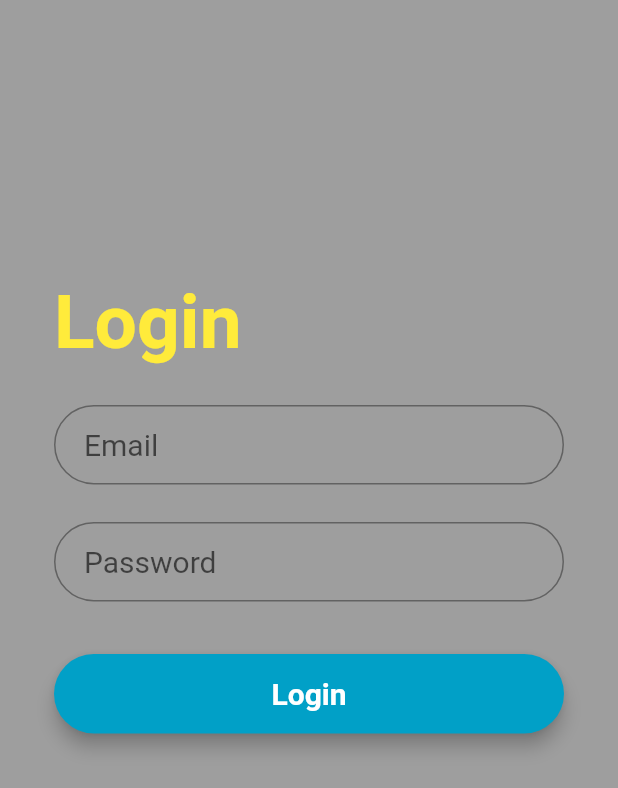
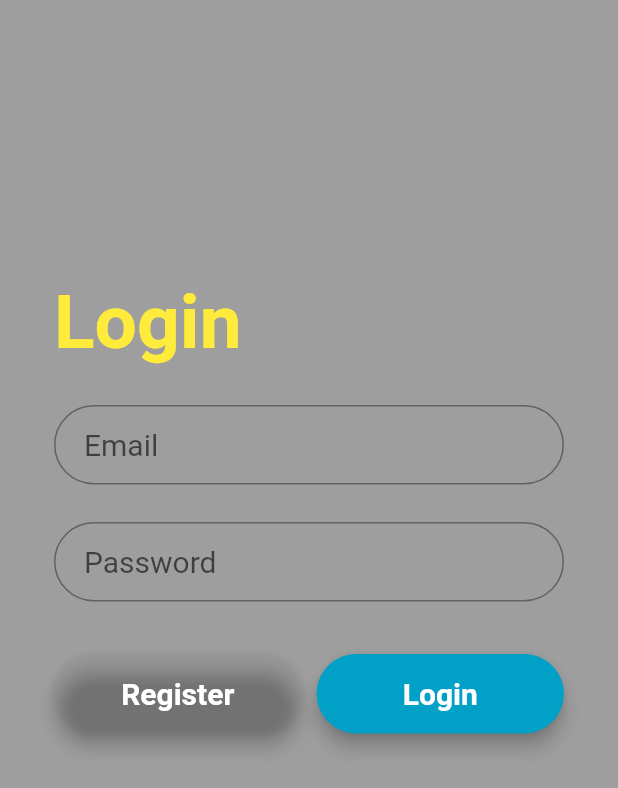
Before and after one commit to shouryashrey/Market-Online, a Flutter app: the screen it shows after launch, after a tap on "Customer", on a phone screen of 412 x 824 dp. Shown: the top 788 px of the screen. Run offline on Flutter 3.47's test engine with Material 2 defaults, Android fonts, the phone set to English and light mode, and no system bars; our stand-ins replace firebase_auth, firebase_core; accounts and stored records are empty.

Commit message:
SignUp button Added

```diff
--- /dev/null
+++ b/lib/consumer/userLogin.dart
@@ -0,0 +1,165 @@
+import 'package:flutter/cupertino.dart';
+import 'package:flutter/material.dart';
+import 'package:firebase_core/firebase_core.dart';
+import 'package:firebase_auth/firebase_auth.dart';
+import 'package:market_online/consumer/userSignup.dart';
+import 'package:market_online/homeScreen.dart';
+
+
+class userLogin extends StatefulWidget {
+  @override
+  _userLoginState createState() => _userLoginState();
+}
+
+class _userLoginState extends State<userLogin> {
+
+  TextStyle style = TextStyle(fontSize: 20.0,color: Colors.white);
+
+  String _email,_password;
+  final GlobalKey<FormState> _formKey = GlobalKey<FormState>();
+
+  @override
+  Widget build(BuildContext context) {
+
+    return Scaffold(
+      backgroundColor: Colors.grey,
+      body: Form(
+        key: _formKey,
+        child: SingleChildScrollView(
+          child: Container(
+            decoration: BoxDecoration(
+              // image: DecorationImage(
+              //   image: AssetImage("images/background.jpg"),
+              //   fit: BoxFit.cover,
+              // ),
+            ),
+            child: Padding(
+              padding: const EdgeInsets.all(36.0),
+              child: Column(
+                mainAxisAlignment: MainAxisAlignment.center,
+                crossAxisAlignment: CrossAxisAlignment.center,
+                children: <Widget>[
+                  SizedBox(height: 150.0,),
+                  Row(
+                    // mainAxisAlignment: MainAxisAlignment.center,
+                    children: <Widget>[
+                      Text(
+                        'Login',
+                        style: TextStyle(
+                          fontSize: 50.0,
+                          fontWeight: FontWeight.bold,
+                          color: Colors.yellow,
+                        ),
+                      )
+                    ],
+                  ),
+                  SizedBox(height: 25.0),
+                  TextFormField(
+                    obscureText: false,
+                    style: style,
+                    decoration: InputDecoration(
+                        contentPadding: EdgeInsets.fromLTRB(20.0, 15.0, 20.0, 15.0),
+                        hintText: "Email",
+                        fillColor: Colors.white,
+                        border:
+                        OutlineInputBorder(
+                          borderRadius: BorderRadius.circular(32.0),
+                          borderSide: BorderSide(color: Colors.white, width: 5.0),
+                        )
+                    ),
+                    validator: (input) {
+                      if (input.isEmpty) {
+                        return 'Please type an email!!';
+                      }
+                    },
+                    onSaved: (input) => _email = input,
+                  ),
+                  SizedBox(height: 25.0),
+                  TextFormField(
+                    obscureText: true,
+                    style: style,
+                    decoration: InputDecoration(
+                        contentPadding: EdgeInsets.fromLTRB(20.0, 15.0, 20.0, 15.0),
+                        hintText: "Password",
+                        border:
+                        OutlineInputBorder(borderRadius: BorderRadius.circular(32.0))
+                    ),
+                    validator: (input) {
+                      if (input.length < 6) {
+                        return 'your password need to be at least 6 characters';
+                      }
+                    },
+                    onSaved: (input) => _password = input,
+                  ),
+                  SizedBox(height: 35.0,),
+                  Row(
+                    children: [
+                      //Register Button
+                      Expanded(
+                        child: Material(
+                          elevation: 5.0,
+                          borderRadius: BorderRadius.circular(30.0),
+                          color: Colors.transparent,
+                          child: MaterialButton(
+                            minWidth: MediaQuery.of(context).size.width/4,
+                            padding: EdgeInsets.fromLTRB(20.0, 15.0, 20.0, 15.0),
+                            onPressed: () {
+                              Navigator.push(context, MaterialPageRoute(builder: (context) => userSignup()));
+                            },
+                            child: Text("Register",
+                                textAlign: TextAlign.center,
+                                style: style.copyWith(
+                                    color: Colors.white, fontWeight: FontWeight.bold)
+                            ),
+                          ),
+                        ),
+                      ),
+                      SizedBox(width: 10.0,),
+                      //Login Button
+                      Expanded(
+                        child: Material(
+                          elevation: 5.0,
+                          borderRadius: BorderRadius.circular(30.0),
+                          color: Color(0xff01A0C7),
+                          child: MaterialButton(
+                            minWidth: MediaQuery.of(context).size.width/4,
+                            padding: EdgeInsets.fromLTRB(20.0, 15.0, 20.0, 15.0),
+                            onPressed: signIn,
+                            child: Text("Login",
+                                textAlign: TextAlign.center,
+                                style: style.copyWith(
+                                    color: Colors.white, fontWeight: FontWeight.bold)
+                            ),
+                          ),
+                        ),
+                      ),
+                    ],
+                  ),
+                  SizedBox(height: 15.0,),
+                ],
+              ),
+            ),
+          ),
+        ),
+      ),
+    );
+  }
+
+  Future<void> signIn() async {
+    final formState = _formKey.currentState;
+    await Firebase.initializeApp();
+    if(formState.validate()) {
+      // Linking to Firebase
+      formState.save();
+      try {
+        FirebaseAuth auth = FirebaseAuth.instance;
+        UserCredential user = await auth.signInWithEmailAndPassword(email: _email, password: _password);
+        Navigator.push(context, MaterialPageRoute(builder: (context) => homeScreen()));
+      }
+      catch(e) {
+        print(e.message);
+      }
+    }
+  }
+
+}
--- a/lib/main.dart
+++ b/lib/main.dart
@@ -2,7 +2,7 @@ import 'package:flutter/cupertino.dart';
 import 'package:flutter/material.dart';
 import 'package:flutter/widgets.dart';
 import 'package:firebase_core/firebase_core.dart';
-import 'userLogin.dart';
+import 'consumer/userLogin.dart';
 
 void main() => runApp(
       MaterialApp(
--- a/lib/userLogin.dart
+++ /dev/null
@@ -1,136 +0,0 @@
-import 'package:flutter/cupertino.dart';
-import 'package:flutter/material.dart';
-import 'package:firebase_core/firebase_core.dart';
-import 'package:firebase_auth/firebase_auth.dart';
-import 'package:market_online/homeScreen.dart';
-
-
-class userLogin extends StatefulWidget {
-  @override
-  _userLoginState createState() => _userLoginState();
-}
-
-class _userLoginState extends State<userLogin> {
-
-  TextStyle style = TextStyle(fontSize: 20.0,color: Colors.white);
-
-  String _email,_password;
-  final GlobalKey<FormState> _formKey = GlobalKey<FormState>();
-
-  @override
-  Widget build(BuildContext context) {
-
-    return Scaffold(
-      backgroundColor: Colors.grey,
-      body: Form(
-        key: _formKey,
-        child: SingleChildScrollView(
-          child: Container(
-            decoration: BoxDecoration(
-              // image: DecorationImage(
-              //   image: AssetImage("images/background.jpg"),
-              //   fit: BoxFit.cover,
-              // ),
-            ),
-            child: Padding(
-              padding: const EdgeInsets.all(36.0),
-              child: Column(
-                mainAxisAlignment: MainAxisAlignment.center,
-                crossAxisAlignment: CrossAxisAlignment.center,
-                children: <Widget>[
-                  SizedBox(height: 150.0,),
-                  Row(
-                    // mainAxisAlignment: MainAxisAlignment.center,
-                    children: <Widget>[
-                      Text(
-                        'Login',
-                        style: TextStyle(
-                          fontSize: 50.0,
-                          fontWeight: FontWeight.bold,
-                          color: Colors.yellow,
-                        ),
-                      )
-                    ],
-                  ),
-                  SizedBox(height: 25.0),
-                  TextFormField(
-                    obscureText: false,
-                    style: style,
-                    decoration: InputDecoration(
-                        contentPadding: EdgeInsets.fromLTRB(20.0, 15.0, 20.0, 15.0),
-                        hintText: "Email",
-                        fillColor: Colors.white,
-                        border:
-                        OutlineInputBorder(
-                          borderRadius: BorderRadius.circular(32.0),
-                          borderSide: BorderSide(color: Colors.white, width: 5.0),
-                        )
-                    ),
-                    validator: (input) {
-                      if (input.isEmpty) {
-                        return 'Please type an email!!';
-                      }
-                    },
-                    onSaved: (input) => _email = input,
-                  ),
-                  SizedBox(height: 25.0),
-                  TextFormField(
-                    obscureText: true,
-                    style: style,
-                    decoration: InputDecoration(
-                        contentPadding: EdgeInsets.fromLTRB(20.0, 15.0, 20.0, 15.0),
-                        hintText: "Password",
-                        border:
-                        OutlineInputBorder(borderRadius: BorderRadius.circular(32.0))
-                    ),
-                    validator: (input) {
-                      if (input.length < 6) {
-                        return 'your password need to be at least 6 characters';
-                      }
-                    },
-                    onSaved: (input) => _password = input,
-                  ),
-                  SizedBox(height: 35.0,),
-                  Material(
-                    elevation: 5.0,
-                    borderRadius: BorderRadius.circular(30.0),
-                    color: Color(0xff01A0C7),
-                    child: MaterialButton(
-                      minWidth: MediaQuery.of(context).size.width,
-                      padding: EdgeInsets.fromLTRB(20.0, 15.0, 20.0, 15.0),
-                      onPressed: signIn,
-                      child: Text("Login",
-                          textAlign: TextAlign.center,
-                          style: style.copyWith(
-                              color: Colors.white, fontWeight: FontWeight.bold)
-                      ),
-                    ),
-                  ),
-                  SizedBox(height: 15.0,),
-                ],
-              ),
-            ),
-          ),
-        ),
-      ),
-    );
-  }
-
-  Future<void> signIn() async {
-    final formState = _formKey.currentState;
-    await Firebase.initializeApp();
-    if(formState.validate()) {
-      // Linking to Firebase
-      formState.save();
-      try {
-        FirebaseAuth auth = FirebaseAuth.instance;
-        UserCredential user = await auth.signInWithEmailAndPassword(email: _email, password: _password);
-        Navigator.push(context, MaterialPageRoute(builder: (context) => homeScreen()));
-      }
-      catch(e) {
-        print(e.message);
-      }
-    }
-  }
-
-}
```
Also changed, not shown: lib/consumer/userSignup.dart (added, +141 -0 lines), images/background.jpg (deleted).
